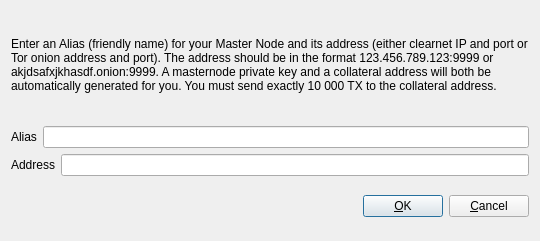
The window that src/qt/forms/addeditadrenalinenode.ui (midnight-miner/AmsterdamCoin) describes before a commit, drawn with Qt 5.
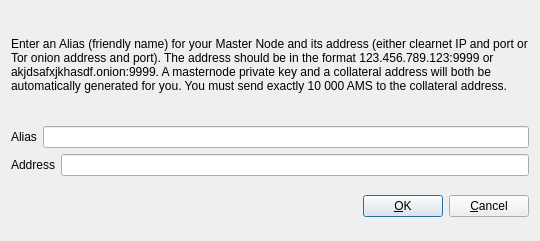
The same window after the commit.

Diff of the .ui file:
```diff
--- a/src/qt/forms/addeditadrenalinenode.ui
+++ b/src/qt/forms/addeditadrenalinenode.ui
@@ -34,7 +34,7 @@
         </sizepolicy>
        </property>
        <property name="text">
-        <string>&lt;html&gt;&lt;head/&gt;&lt;body&gt;&lt;p&gt;Enter an Alias (friendly name) for your Master Node and its address (either clearnet IP and port or Tor onion address and port).  The address should be in the format 123.456.789.123:9999 or akjdsafxjkhasdf.onion:9999.  A masternode private key and a collateral address will both be automatically generated for you.  You must send exactly 10 000 TX to the collateral address.&lt;/p&gt;&lt;/body&gt;&lt;/html&gt;</string>
+        <string>&lt;html&gt;&lt;head/&gt;&lt;body&gt;&lt;p&gt;Enter an Alias (friendly name) for your Master Node and its address (either clearnet IP and port or Tor onion address and port).  The address should be in the format 123.456.789.123:9999 or akjdsafxjkhasdf.onion:9999.  A masternode private key and a collateral address will both be automatically generated for you.  You must send exactly 10 000 AMS to the collateral address.&lt;/p&gt;&lt;/body&gt;&lt;/html&gt;</string>
        </property>
        <property name="wordWrap">
         <bool>true</bool>
```
